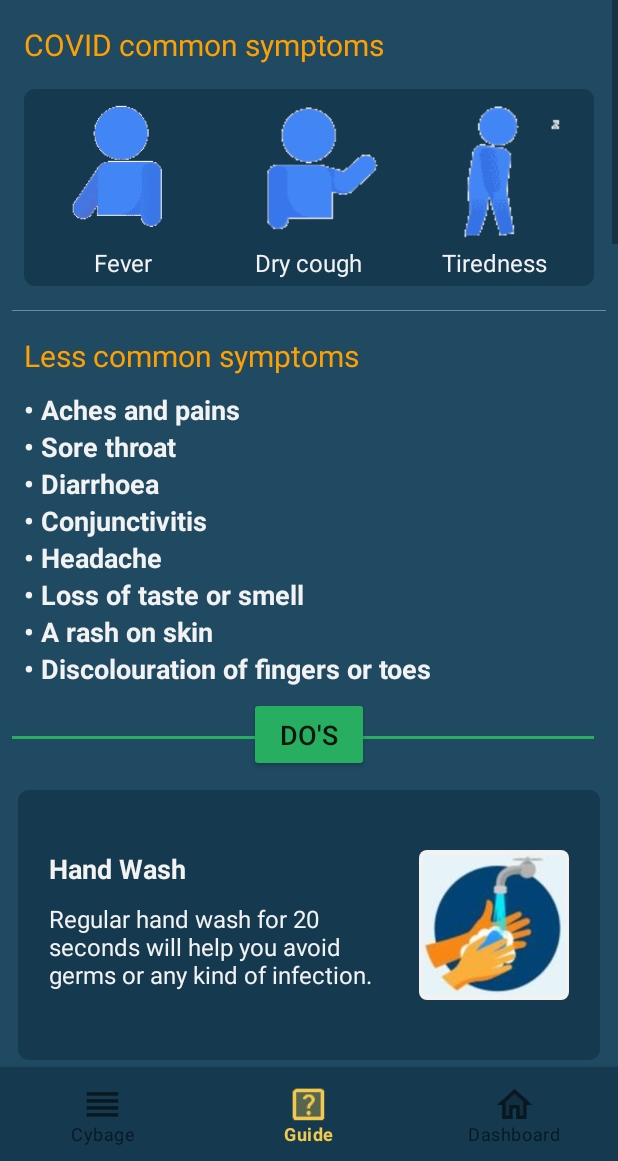
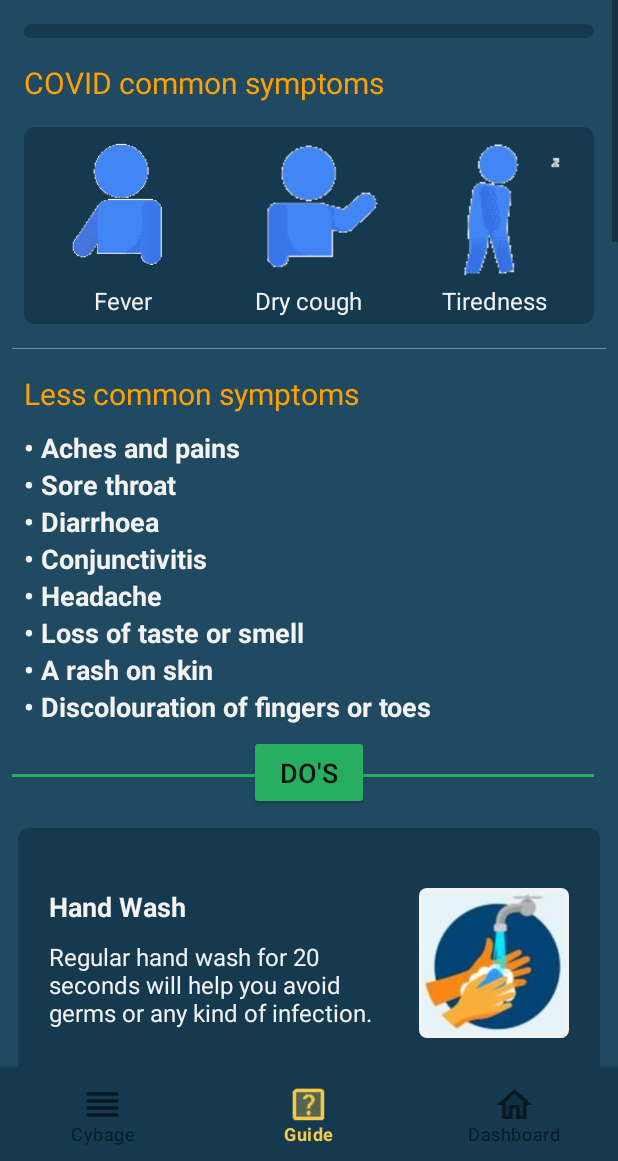
Before and after one commit to sortheish/CovidCare, an Android app: the screen it shows after launch (DashboardActivity), item 2 of the bottom bar chosen, on a phone screen of 412 x 824 dp, the part 75-1236 px from its top. Run offline under Robolectric (Android 15) with nearby library versions, the phone set to English and light mode, and no system bars; our stand-ins replace Firebase (no records; nobody signed in at launch, a user with empty details on screens opened directly), Volley; libraries missing offline, so code that uses them is left out: com.vungle.warren; Roboto replaces fonts that are not available here; 4 statements that could not run were skipped.

Commit message:
Integrated Vungle SDK to show banner, mrec and interstitial ads

```diff
--- a/app/src/main/AndroidManifest.xml
+++ b/app/src/main/AndroidManifest.xml
@@ -13,7 +13,6 @@
     <application
         android:name=".utilities.App"
         android:allowBackup="true"
-        android:fullBackupContent="true"
         android:icon="@drawable/ic_launcher"
         android:label="@string/app_name"
         android:roundIcon="@drawable/ic_launcher"
--- a/app/src/main/java/com/org/covidcare/model/Count.kt
+++ b/app/src/main/java/com/org/covidcare/model/Count.kt
@@ -2,6 +2,7 @@ package com.org.covidcare.model
 
 import android.os.Parcel
 import android.os.Parcelable
+import android.util.Log
 
 /**
  * Created by ishwari s on 6/23/2020.
@@ -24,7 +25,7 @@ class Count(
     )
 
     override fun writeToParcel(dest: Parcel?, flags: Int) {
-        TODO("Not yet implemented")
+        Log.d("WriteToParcel", "WriteToParcel")
     }
 
     override fun describeContents(): Int {
--- /dev/null
+++ b/app/src/main/java/com/org/covidcare/presenter/AdPresenter.kt
@@ -0,0 +1,185 @@
+package com.org.covidcare.presenter
+
+import android.util.Log
+import android.view.View
+import android.widget.LinearLayout
+import android.widget.RelativeLayout
+import com.org.covidcare.R
+import com.org.covidcare.service.AdService
+import com.org.covidcare.ui.GuideFragment
+import com.org.covidcare.ui.HomeFragment
+import com.org.covidcare.utilities.BANNER_AD_ID
+import com.org.covidcare.utilities.INTERSTITIAL_AD_ID
+import com.org.covidcare.utilities.MREC_AD_ID
+import com.vungle.warren.*
+import com.vungle.warren.error.VungleException
+
+/**
+ * Created by Aishwarya on 05/10/2020.
+ */
+
+class AdPresenter: AdService.BannerAdPresenter,
+                   AdService.MrecAdPresenter,
+                   AdService.InterstitialAdPresenter {
+
+    override fun getBannerAd(view: View) {
+        val loadAdCallback = object : LoadAdCallback {
+
+            override fun onAdLoad(id: String?) {
+                if (id != null) {
+                    addBannerAd(BANNER_AD_ID, view)
+                }
+            }
+
+            override fun onError(id: String?, exception: VungleException?) {
+                Log.e("Error", "Exception" + exception?.localizedMessage)
+            }
+        }
+        Banners.loadBanner(BANNER_AD_ID, AdConfig.AdSize.BANNER, loadAdCallback)
+    }
+
+    fun addBannerAd(id: String, view: View) {
+        if (Banners.canPlayAd(BANNER_AD_ID, AdConfig.AdSize.BANNER)) {
+            val playAdCallback = object : PlayAdCallback {
+
+                override fun onAdStart(id: String?) {
+                    Log.d("onAdStart", "onAdStart")
+                }
+
+                override fun onError(id: String?, exception: VungleException?) {
+                    Log.e("onError", "onError" + exception?.localizedMessage)
+                }
+
+                override fun onAdEnd(id: String?) {
+                    view.findViewById<LinearLayout>(R.id.frame_banner).visibility = View.GONE
+                }
+
+                override fun onAdClick(id: String?) {
+                    Log.d("onAdClick", "onAdClick")
+                }
+
+                override fun onAdRewarded(id: String?) {
+                    Log.d("onAdRewarded", "onAdRewarded")
+                }
+
+                override fun onAdEnd(id: String?, completed: Boolean, isCTAClicked: Boolean) {
+                    view.findViewById<LinearLayout>(R.id.frame_banner).visibility = View.GONE
+                }
+
+                override fun onAdLeftApplication(id: String?) {
+                    Log.d("onAdLeftApplication", "onAdLeftApplication")
+                }
+            }
+            GuideFragment.vungleBanner =
+                Banners.getBanner(BANNER_AD_ID, AdConfig.AdSize.BANNER, playAdCallback)!!
+            view.findViewById<LinearLayout>(R.id.frame_banner).addView(GuideFragment.vungleBanner)
+        }
+    }
+
+    override fun getMrecAd(view: View) {
+        val loadAdCallback = object : LoadAdCallback {
+            override fun onAdLoad(id: String?) {
+                Log.d("AdLoad", "AdLoad" + id)
+                if (id != null) {
+                    addMrecAd(MREC_AD_ID, view)
+                }
+            }
+
+            override fun onError(id: String?, exception: VungleException?) {
+                Log.e("onError", "onError" + exception?.localizedMessage)
+            }
+        }
+        Vungle.loadAd(MREC_AD_ID, loadAdCallback)
+    }
+
+    fun addMrecAd(id: String, view: View) {
+        val adConfig = AdConfig()
+        adConfig.adSize = AdConfig.AdSize.VUNGLE_MREC
+        adConfig.setMuted(true)
+
+        val playAdCallback = object : PlayAdCallback {
+
+            override fun onAdLeftApplication(id: String?) {
+                Log.d("onAdLeftApplication", "onAdLeftApplication")
+            }
+
+            override fun onAdClick(id: String?) {
+                HomeFragment.vungleNativeAd.finishDisplayingAd()
+            }
+
+            override fun onAdRewarded(id: String?) {
+                Log.d("onAdRewarded", "onAdRewarded")
+            }
+
+            override fun onAdEnd(id: String?, completed: Boolean, isCTAClicked: Boolean) {
+                view.findViewById<RelativeLayout>(R.id.layout_mrec_add).visibility = View.GONE
+                Log.d("onAdEnd", "onAdEnd")
+            }
+
+            override fun onAdEnd(id: String?) {
+                view.findViewById<RelativeLayout>(R.id.layout_mrec_add).visibility = View.GONE
+                Log.d("onAdEnd", "onAdEnd")
+            }
+
+            override fun onAdStart(id: String?) {
+                Log.d("onAdStart", "Adstart" + id)
+            }
+
+            override fun onError(id: String?, exception: VungleException?) {
+                Log.e("onError", "onError" + exception?.localizedMessage)
+            }
+        }
+        HomeFragment.vungleNativeAd =
+            Vungle.getNativeAd(MREC_AD_ID, adConfig, playAdCallback)!!
+        HomeFragment.nativeAdView = HomeFragment.vungleNativeAd!!.renderNativeView()
+        view.findViewById<RelativeLayout>(R.id.layout_mrec_add).addView(HomeFragment.nativeAdView)
+    }
+
+    override fun getInterstitialAd() {
+        val loadAdCallback = object : LoadAdCallback {
+            override fun onAdLoad(id: String?) {
+                addInterstitialAd(INTERSTITIAL_AD_ID)
+            }
+
+            override fun onError(id: String?, exception: VungleException?) {
+                Log.e("onError", "Error :" + exception?.localizedMessage)
+            }
+        }
+        Vungle.loadAd(INTERSTITIAL_AD_ID, loadAdCallback)
+    }
+
+    private fun addInterstitialAd(id: String?) {
+        if (Vungle.canPlayAd(INTERSTITIAL_AD_ID)) {
+            val playAdCallback = object : PlayAdCallback {
+                override fun onAdLeftApplication(id: String?) {
+                    Log.d("onAdLeftApplication", "onAdLeftApplication")
+                }
+
+                override fun onAdClick(id: String?) {
+                    Log.d("onAdClick", "onAdClick")
+                }
+
+                override fun onAdRewarded(id: String?) {
+                    Log.d("onAdRewarded", "onAdRewarded")
+                }
+
+                override fun onAdEnd(id: String?, completed: Boolean, isCTAClicked: Boolean) {
+                    Log.d("onAdEnd", "onAdEnd")
+                }
+
+                override fun onAdEnd(id: String?) {
+                    Log.d("onAdEnd", "onAdEnd")
+                }
+
+                override fun onAdStart(id: String?) {
+                    Log.d("onAdStart", "onAdStart")
+                }
+
+                override fun onError(id: String?, exception: VungleException?) {
+                    Log.e("onError", "onError" + exception?.localizedMessage)
+                }
+            }
+            Vungle.playAd(INTERSTITIAL_AD_ID, null, playAdCallback)
+        }
+    }
+}
--- /dev/null
+++ b/app/src/main/java/com/org/covidcare/service/AdService.kt
@@ -0,0 +1,22 @@
+package com.org.covidcare.service
+
+import android.view.View
+
+/**
+ * Created by Aishwarya on 05/10/2020.
+ */
+
+interface AdService {
+
+    interface BannerAdPresenter {
+        fun getBannerAd(view: View)
+    }
+
+    interface MrecAdPresenter {
+        fun getMrecAd(view: View)
+    }
+
+    interface InterstitialAdPresenter {
+        fun getInterstitialAd()
+    }
+}
--- a/app/src/main/java/com/org/covidcare/ui/DashboardActivity.kt
+++ b/app/src/main/java/com/org/covidcare/ui/DashboardActivity.kt
@@ -2,6 +2,7 @@ package com.org.covidcare.ui
 
 import android.content.Intent
 import android.os.Bundle
+import android.util.Log
 import android.view.MenuItem
 import android.view.View
 import android.widget.ImageButton
@@ -14,20 +15,55 @@ import com.org.covidcare.service.NotificationInfoService
 import com.org.covidcare.utilities.App
 import kotlinx.android.synthetic.main.activity_dashboard.*
 
+import com.vungle.warren.Vungle;
+import com.vungle.warren.AdConfig;              // Custom ad configurations
+import com.vungle.warren.InitCallback;          // Initialization callback
+import com.vungle.warren.LoadAdCallback;        // Load ad callback
+import com.vungle.warren.PlayAdCallback;        // Play ad callback
+import com.vungle.warren.VungleNativeAd;        // MREC ad
+import com.vungle.warren.Banners;               // Banner ad
+import com.vungle.warren.VungleBanner;          // Banner ad
+import com.vungle.warren.Vungle.Consent;        // GDPR consent
+import com.vungle.warren.VungleSettings         // Minimum disk space
+import com.vungle.warren.error.VungleException  // onError message
+
 /**
  * Created by ishwari s on 6/16/2020.
  */
 class DashboardActivity : AppCompatActivity(), View.OnClickListener,
     NotificationInfoService.NotificationInfoView {
     private var notificationInfoPresenter: NotificationInfoPresenter? = null
+    private val appId: String = "5bf49746b1fd5362ddda51e2"
+
+    companion object {
+        var count: Int = 0
+    }
 
     override fun onCreate(savedInstanceState: Bundle?) {
         super.onCreate(savedInstanceState)
         setContentView(R.layout.activity_dashboard)
+        initVungleSdk()
         findViewById<ImageButton>(R.id.btnShareApp).setOnClickListener(this)
         notificationInfoPresenter = NotificationInfoPresenter(this)
         notificationInfoPresenter?.setNotificationDetailsData(fragment_container)
         bottom_navigation.setOnNavigationItemSelectedListener(mOnNavigationItemSelectedListener)
+    }
+
+    private fun initVungleSdk() {
+        val callback = object: InitCallback {
+            override fun onSuccess() {
+               Log.d("onSuccess", "onSuccess")
+            }
+
+            override fun onError(exception: VungleException?) {
+                Log.d("onError", "onError" + exception?.localizedMessage)
+            }
+
+            override fun onAutoCacheAdAvailable(placementId: String?) {
+                Log.d("onAutoCacheAvailable", "onAutoCacheAvailable")
+            }
+        }
+        Vungle.init(appId, applicationContext, callback)
     }
 
     private val mOnNavigationItemSelectedListener: BottomNavigationView.OnNavigationItemSelectedListener =
--- a/app/src/main/java/com/org/covidcare/ui/GuideFragment.kt
+++ b/app/src/main/java/com/org/covidcare/ui/GuideFragment.kt
@@ -8,14 +8,19 @@ import android.view.ViewGroup
 import androidx.activity.OnBackPressedCallback
 import androidx.fragment.app.Fragment
 import com.org.covidcare.R
+import com.org.covidcare.presenter.AdPresenter
+import com.vungle.warren.*
 
 /**
  * Created by ishwari s on 6/17/2020.
  */
+
 class GuideFragment : Fragment() {
+    private lateinit var adPresenter: AdPresenter
 
     companion object {
         fun newInstance(): GuideFragment = GuideFragment()
+        lateinit var vungleBanner: VungleBanner
     }
 
     override fun onCreateView(
@@ -23,11 +28,10 @@ class GuideFragment : Fragment() {
         container: ViewGroup?,
         savedInstanceState: Bundle?
     ): View? {
-        return inflater.inflate(
-            R.layout.fragment_guide, container,
-            false
-        )
+        val view: View = inflater.inflate(R.layout.fragment_guide, container, false)
+        return view
     }
+
     override fun onAttach(context: Context) {
         super.onAttach(context)
         val callback = object : OnBackPressedCallback(true) {
@@ -37,4 +41,10 @@ class GuideFragment : Fragment() {
         }
         requireActivity().onBackPressedDispatcher.addCallback(this, callback)
     }
+
+    override fun onViewCreated(view: View, savedInstanceState: Bundle?) {
+        super.onViewCreated(view, savedInstanceState)
+        adPresenter = AdPresenter()
+        adPresenter.getBannerAd(view)
+    }
 }
--- a/app/src/main/java/com/org/covidcare/utilities/Constants.kt
+++ b/app/src/main/java/com/org/covidcare/utilities/Constants.kt
@@ -63,3 +63,8 @@ const val FIREBASE_CYBAGIANS_USERNAME = "username"
 const val FIREBASE_CYBAGIANS_EMAIL_ID = "emailid"
 const val FIREBASE_CYBAGIANS_EMP_ID = "employeeid"
 const val FIREBASE_DATABASE_APP_USERS ="app_users"
+
+// Vungle sdk ad ids
+const val BANNER_AD_ID = "BANNER-2034855"
+const val MREC_AD_ID = "MRAID-3374957"
+const val INTERSTITIAL_AD_ID = "LOCAL-9231064"
--- a/app/src/main/res/layout/fragment_guide.xml
+++ b/app/src/main/res/layout/fragment_guide.xml
@@ -8,6 +8,19 @@
     <androidx.constraintlayout.widget.ConstraintLayout
         android:layout_width="match_parent"
         android:layout_height="wrap_content">
+
+        <LinearLayout
+            android:id="@+id/frame_banner"
+            android:layout_width="match_parent"
+            android:layout_height="wrap_content"
+            android:background="@drawable/liner_layout_rounded_corner"
+            android:layout_margin="16dp"
+            android:orientation="vertical"
+            app:layout_constraintEnd_toEndOf="parent"
+            app:layout_constraintTop_toTopOf="parent"
+            app:layout_constraintBottom_toTopOf="@+id/textView"
+            app:layout_constraintStart_toStartOf="parent">
+        </LinearLayout>
 
         <View
             android:id="@+id/view"
@@ -108,7 +121,7 @@
             app:layout_constraintEnd_toEndOf="parent"
             app:layout_constraintHorizontal_bias="0.0"
             app:layout_constraintStart_toStartOf="parent"
-            app:layout_constraintTop_toTopOf="parent" />
+            app:layout_constraintTop_toBottomOf="@+id/frame_banner"/>
 
         <TextView
             android:id="@+id/textViewLessCommon"
```
Also changed, not shown: app/build.gradle (+15 -9 lines), app/src/main/java/com/org/covidcare/ui/HomeFragment.kt (+19 -11 lines), app/src/main/java/com/org/covidcare/ui/StateDetailFragment.kt (+12 -0 lines), app/src/main/res/layout/fragment_home.xml (+12 -1 lines).
